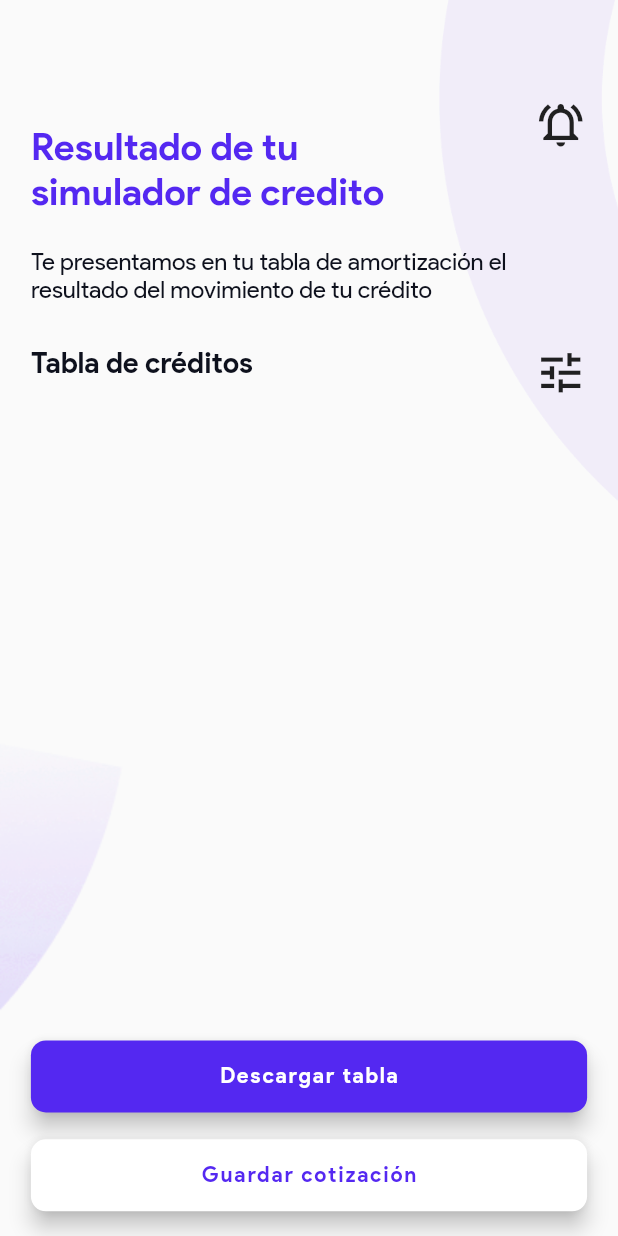
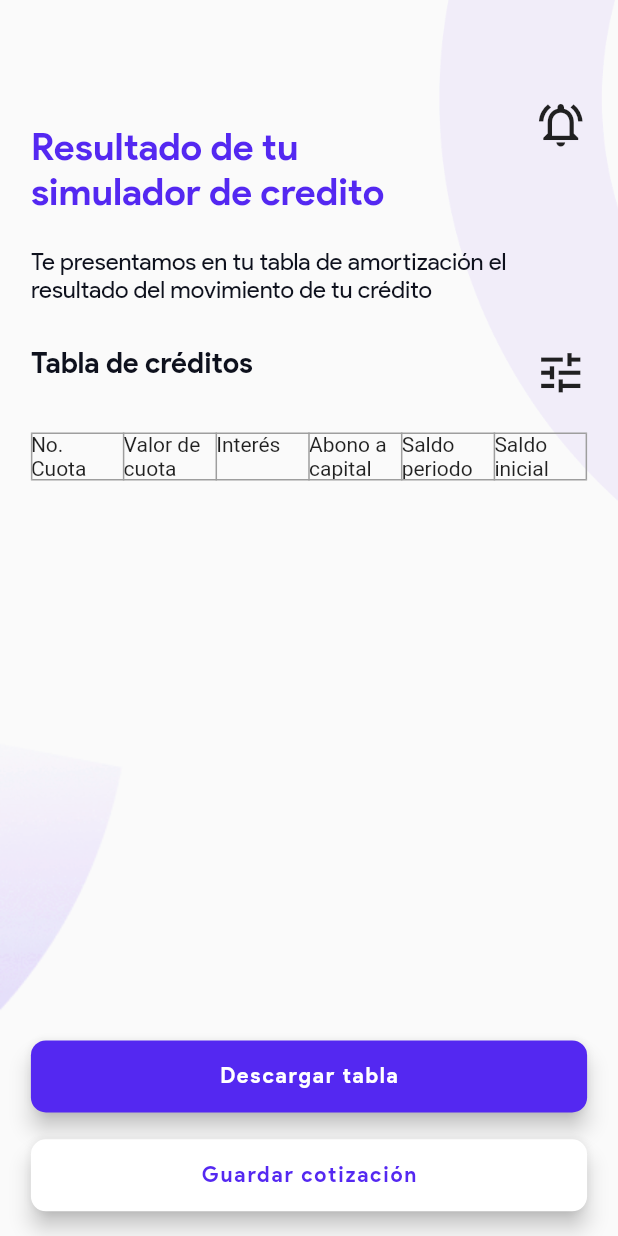
Before and after one commit to sidhara/technical_test_consware, a Flutter app: the SimulationResults screen opened directly with empty values, on a phone screen of 412 x 824 dp. Run offline on Flutter 3.47's test engine with Material 2 defaults, Android fonts, the phone set to English and light mode, and no system bars; our stand-ins replace carousel_slider, page_transition, shared_preferences; missing offline and left inert: syncfusion_flutter_xlsio; accounts and stored records are empty.

Commit message:
hasta donde llovio hubo barro

```diff
--- a/lib/frames/simulation_results.dart
+++ b/lib/frames/simulation_results.dart
@@ -1,3 +1,5 @@
+// ignore_for_file: curly_braces_in_flow_control_structures
+
 import 'package:flutter/material.dart';
 import 'package:technical_test_consware/components/buttons.dart';
 import 'package:technical_test_consware/components/colors.dart';
@@ -18,6 +20,8 @@ class _SimulationResultsState extends State<SimulationResults> {
   late final double width = getDeviceWidth(context),
       height = getDeviceHeight(context);
 
+  late List<List<double>> tabla;
+
   @override
   void initState() {
     super.initState();
@@ -26,6 +30,15 @@ class _SimulationResultsState extends State<SimulationResults> {
 
   @override
   Widget build(BuildContext context) {
+    double interest;
+    if(widget.creditType=='Crédito de vehículo')
+      interest=0.03;
+    else if(widget.creditType=='Crédito de vivienda')
+      interest=0.01;
+    else
+      interest=0.035;
+
+    //tabla=generateTable(double.parse(widget.salary), int.parse(widget.months), interest);
     return GestureDetector(
       onTap: () {
         FocusScopeNode currentFocus = FocusScope.of(context);
@@ -43,7 +56,8 @@ class _SimulationResultsState extends State<SimulationResults> {
               subtitle('Tabla de créditos'),
               tableButton(),
               downloadButton('Descargar tabla'),
-              saveButton('Guardar cotización')
+              saveButton('Guardar cotización'),
+              table()
             ]
           )
         )
@@ -150,6 +164,28 @@ class _SimulationResultsState extends State<SimulationResults> {
     );
   }
 
+  Positioned table(){
+    return Positioned(
+      width: percentage(width, 90),
+      left: percentage(width, 5),
+      top: percentage(height, 35),
+      child: SingleChildScrollView(
+        //scrollDirection: Axis.vertical,
+        child: Table(
+          border: TableBorder.all(color: Colors.grey),
+          children: [
+            TableRow(
+              children:
+                ['No. Cuota','Valor de cuota','Interés','Abono a capital','Saldo periodo','Saldo inicial'].map(
+                  (cell) => Text(cell)
+                ).toList()
+            )
+          ],
+        )
+      )
+    );
+  }
+
   Positioned downloadButton(String text){
     return Positioned(
       width: percentage(width, 90),
@@ -192,7 +228,7 @@ class _SimulationResultsState extends State<SimulationResults> {
       //out of scope
       alertPopUp(context, notificationText[2], notificationText[3]);
     }else if (option == 2){//download table
-
+      print(tabla);
     }else{//save table
 
     }
--- a/lib/logic.dart/logic.dart
+++ b/lib/logic.dart/logic.dart
@@ -1,10 +1,14 @@
 // ignore_for_file: curly_braces_in_flow_control_structures
+import 'dart:io';
 import 'package:flutter/material.dart';
 import 'package:flutter/services.dart';
 import 'package:page_transition/page_transition.dart';
+import 'package:path_provider/path_provider.dart';
 import 'package:shared_preferences/shared_preferences.dart';
+import 'package:syncfusion_flutter_xlsio/xlsio.dart';
 import 'package:technical_test_consware/components/splash_screen.dart';
 import 'package:technical_test_consware/frames/presentation.dart';
+import 'dart:math';
 
 const String splash1 = 'assets/splash1.png', splash2 = 'assets/splash2.png',
   primitiveSlothLogoDark='assets/Primitive_Sloth_Software_Logo_Dark.png',
@@ -177,6 +181,46 @@ Future<String?> getNameLoggedUser() async {
   return null;
 }
 
+List<List<double>> generateTable(double salary, int months,double interestsGeneral){
+  double lentAmount=(salary*7)/0.15;
+
+  double cuotaN=1;
+  double valCuota=(lentAmount*interestsGeneral)/(1-pow((1+interestsGeneral),cuotaN));
+  double interests=lentAmount*interestsGeneral;
+  double abono=valCuota-interests;
+  double saldo=lentAmount-abono;
+
+  List<List<double>> table =
+  [//#cuota|valCuota|interes|capital|saldo
+    [cuotaN,valCuota,interests,abono,saldo],
+  ];
+  while(saldo>0){
+    cuotaN++;
+    valCuota=(lentAmount*interestsGeneral)/(1-pow((1+interestsGeneral),cuotaN));
+    interests=lentAmount*interestsGeneral;
+    abono=valCuota-interests;
+    saldo=lentAmount-abono;
+    table.add([cuotaN,valCuota,interests,abono,saldo]);
+  }
+  return table;
+}
+
+Future<String>createExcel(String name)async{
+  final Workbook workbook=Workbook();
+  //write
+  final Worksheet sheet=workbook.worksheets[0];
+  sheet.getRangeByName('A1').setText('to write');
+  //save file to download
+  final List<int>bytes=workbook.saveAsStream();
+  workbook.dispose();
+  final String path=(await getApplicationSupportDirectory()).path;
+  final String fileName='$path/$name.xlsx';
+  final File file=File(fileName);
+  await file.writeAsBytes(bytes,flush: true);
+  //OpenFile.open(fileName);
+  return fileName;
+}
+
 void alertPopUp(BuildContext context,String title,String content){
   AlertDialog alert= AlertDialog(
     title: Text(title),
--- a/pubspec.yaml
+++ b/pubspec.yaml
@@ -11,7 +11,9 @@ dependencies:
   flutter:
     sdk: flutter
   intl: ^0.18.1
+  open_file: ^3.3.2
   page_transition: ^2.0.9
+  path_provider: ^2.1.0
   shared_preferences: ^2.2.0
   syncfusion_flutter_xlsio: ^22.2.9
 
```
Also changed, not shown: pubspec.lock, 1 other file.
